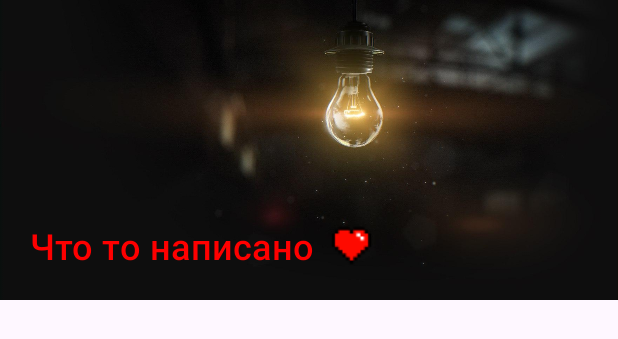
After one commit to Naillin/USPTU_Map, an Android app: the layout nav_menu_header.xml on its own in the app's theme, with its tools: preview values and no code run, on a phone screen of 412 x 824 dp. The commit adds this screen. Shown: the top 339 px of the screen. Run offline under Robolectric (Android 15) with nearby library versions, the phone set to English and light mode, and no system bars.

Commit message:
add nav menu.

```diff
--- a/app/src/main/java/com/example/usptu_map/project_objects/base_entities/AcademicBuilding.kt
+++ b/app/src/main/java/com/example/usptu_map/project_objects/base_entities/AcademicBuilding.kt
@@ -6,8 +6,8 @@ class AcademicBuilding(
     name: String,
     address: String,
     coordinates: ParcelablePoint,
-    val departments: List<String>, // Список кафедр
-    val availableRooms: Int, // Доступные аудитории
+    val departments: List<String> = listOf(), // Список кафедр
+    val availableRooms: Int = 0, // Доступные аудитории
     buildingPolygonPoints: List<ParcelablePoint> = listOf()
 ): Building(name, address, coordinates, "Academic", buildingPolygonPoints) {
     constructor(parcel: Parcel) : this(
--- a/app/src/main/java/com/example/usptu_map/user_map_interface/MainActivity.kt
+++ b/app/src/main/java/com/example/usptu_map/user_map_interface/MainActivity.kt
@@ -85,7 +85,8 @@ class MainActivity : AppCompatActivity() {
         if (requestCode == 1) {
             if ((grantResults.isNotEmpty() && grantResults[0] == PackageManager.PERMISSION_GRANTED)) {
                 //Разрешения предоставлены, начинаем отслеживание местоположения
-                userLocation.initUserLocation(ImageProvider.fromResource(bindingMainActivity.root.context,
+                userLocation.initUserLocation(ImageProvider.fromResource(
+                    bindingMainActivity.root.context,
                     R.drawable.heart
                 ))
             } else {
@@ -98,7 +99,7 @@ class MainActivity : AppCompatActivity() {
     private fun initializationBottomMenu() = with(bindingMainActivity) {
         bottomNavMain.setOnItemSelectedListener { item ->
             when (item.itemId) {
-                R.id.itemMakeRoute -> {
+                R.id.itemMakeRoute1 -> {
                     // Обработка выбора "Создать маршрут"
                     userLocation.setEndPoint(MapPoints.CORPUSES[2])
                     userLocation.routingEnabled = true
--- /dev/null
+++ b/app/src/main/res/drawable/dormitory.xml
@@ -0,0 +1,5 @@
+<vector xmlns:android="http://schemas.android.com/apk/res/android" android:height="24dp" android:tint="#000000" android:viewportHeight="24" android:viewportWidth="24" android:width="24dp">
+
+    <path android:fillColor="@android:color/white" android:pathData="M12,7L12,3L2,3v18h20L22,7L12,7zM6,19L4,19v-2h2v2zM6,15L4,15v-2h2v2zM6,11L4,11L4,9h2v2zM6,7L4,7L4,5h2v2zM10,19L8,19v-2h2v2zM10,15L8,15v-2h2v2zM10,11L8,11L8,9h2v2zM10,7L8,7L8,5h2v2zM20,19h-8v-2h2v-2h-2v-2h2v-2h-2L12,9h8v10zM18,11h-2v2h2v-2zM18,15h-2v2h2v-2z"/>
+
+</vector>
--- /dev/null
+++ b/app/src/main/res/drawable/lesson_route.xml
@@ -0,0 +1,5 @@
+<vector xmlns:android="http://schemas.android.com/apk/res/android" android:height="24dp" android:tint="#000000" android:viewportHeight="24" android:viewportWidth="24" android:width="24dp">
+
+    <path android:fillColor="@android:color/white" android:pathData="M22,5.72l-4.6,-3.86 -1.29,1.53 4.6,3.86L22,5.72zM7.88,3.39L6.6,1.86 2,5.71l1.29,1.53 4.59,-3.85zM12.5,8L11,8v6l4.75,2.85 0.75,-1.23 -4,-2.37L12.5,8zM12,4c-4.97,0 -9,4.03 -9,9s4.02,9 9,9c4.97,0 9,-4.03 9,-9s-4.03,-9 -9,-9zM12,20c-3.87,0 -7,-3.13 -7,-7s3.13,-7 7,-7 7,3.13 7,7 -3.13,7 -7,7z"/>
+
+</vector>
--- /dev/null
+++ b/app/src/main/res/layout/nav_menu_header.xml
@@ -0,0 +1,45 @@
+<?xml version="1.0" encoding="utf-8"?>
+<androidx.constraintlayout.widget.ConstraintLayout xmlns:android="http://schemas.android.com/apk/res/android"
+    xmlns:app="http://schemas.android.com/apk/res-auto"
+    xmlns:tools="http://schemas.android.com/tools"
+    android:layout_width="match_parent"
+    android:layout_height="match_parent">
+
+    <ImageView
+        android:id="@+id/imageViewHeader"
+        android:layout_width="0dp"
+        android:layout_height="200dp"
+        android:scaleType="centerCrop"
+        android:src="@drawable/ibk"
+        app:layout_constraintBottom_toBottomOf="parent"
+        app:layout_constraintEnd_toEndOf="parent"
+        app:layout_constraintStart_toStartOf="parent"
+        app:layout_constraintTop_toTopOf="parent"
+        app:layout_constraintVertical_bias="0.0" />
+
+    <TextView
+        android:id="@+id/textViewHeader"
+        android:layout_width="wrap_content"
+        android:layout_height="wrap_content"
+        android:layout_margin="20dp"
+        android:fontFamily="sans-serif-medium"
+        android:text="Что то написано"
+        android:textColor="#FF0000"
+        android:textSize="24sp"
+        app:layout_constraintBottom_toBottomOf="@+id/imageViewHeader"
+        app:layout_constraintEnd_toEndOf="parent"
+        app:layout_constraintHorizontal_bias="0.0"
+        app:layout_constraintStart_toStartOf="parent"
+        app:layout_constraintTop_toTopOf="@+id/imageViewHeader"
+        app:layout_constraintVertical_bias="1.0" />
+
+    <ImageView
+        android:id="@+id/imageViewHeaderIcon"
+        android:layout_width="wrap_content"
+        android:layout_height="wrap_content"
+        android:layout_marginStart="10dp"
+        app:layout_constraintBottom_toBottomOf="@+id/textViewHeader"
+        app:layout_constraintStart_toEndOf="@+id/textViewHeader"
+        app:layout_constraintTop_toTopOf="@+id/textViewHeader"
+        app:srcCompat="@drawable/heart" />
+</androidx.constraintlayout.widget.ConstraintLayout>
--- a/app/src/main/res/menu/bottom_menu.xml
+++ b/app/src/main/res/menu/bottom_menu.xml
@@ -1,7 +1,7 @@
 <?xml version="1.0" encoding="utf-8"?>
 <menu xmlns:android="http://schemas.android.com/apk/res/android">
     <item
-        android:id="@+id/itemMakeRoute"
+        android:id="@+id/itemMakeRoute1"
         android:icon="@drawable/make_route"
         android:title=""
         android:orderInCategory="1" />
--- a/build.gradle.kts
+++ b/build.gradle.kts
@@ -1,5 +1,5 @@
 // Top-level build file where you can add configuration options common to all sub-projects/modules.
 plugins {
-    id("com.android.application") version "8.3.0" apply false
+    id("com.android.application") version "8.3.1" apply false
     id("org.jetbrains.kotlin.android") version "1.9.22" apply false
 }
```
Also changed, not shown: app/src/main/java/com/example/usptu_map/project_objects/base_entities/Dormitory.kt (+2 -5 lines), app/src/main/java/com/example/usptu_map/project_objects/base_entities/coordinates/MapPoints.kt (+28 -0 lines), app/src/main/res/drawable/academic_building.xml (added, +13 -0 lines), app/src/main/res/layout/activity_main.xml (+19 -4 lines), app/src/main/res/menu/nav_menu.xml (added, +69 -0 lines), app/src/main/res/drawable/ibk.jpg (added).
